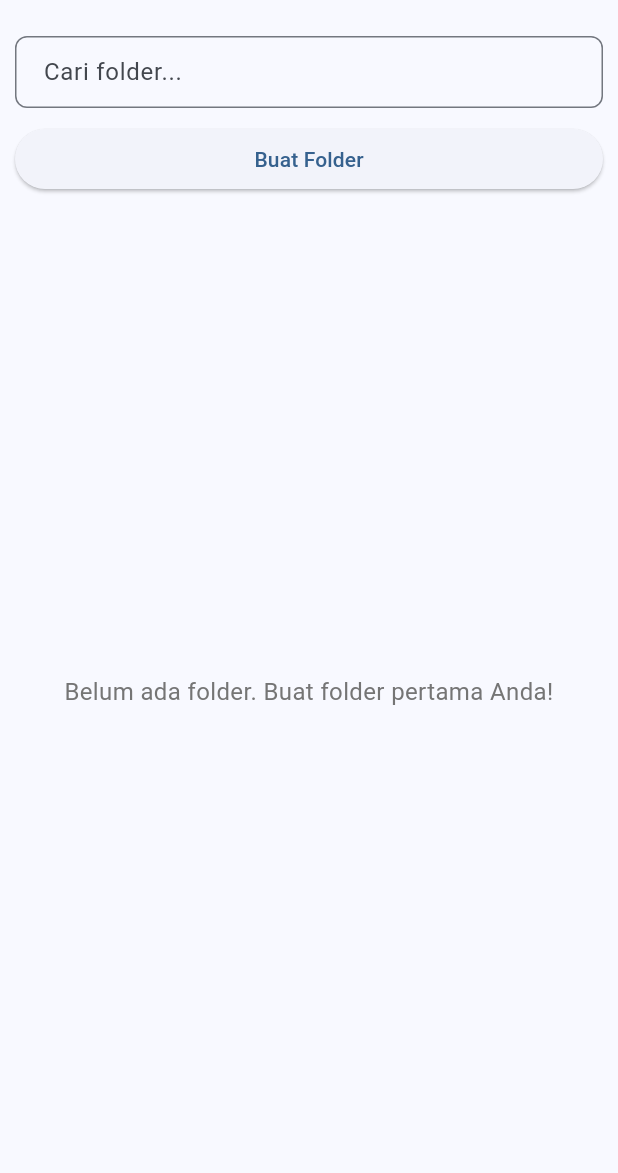
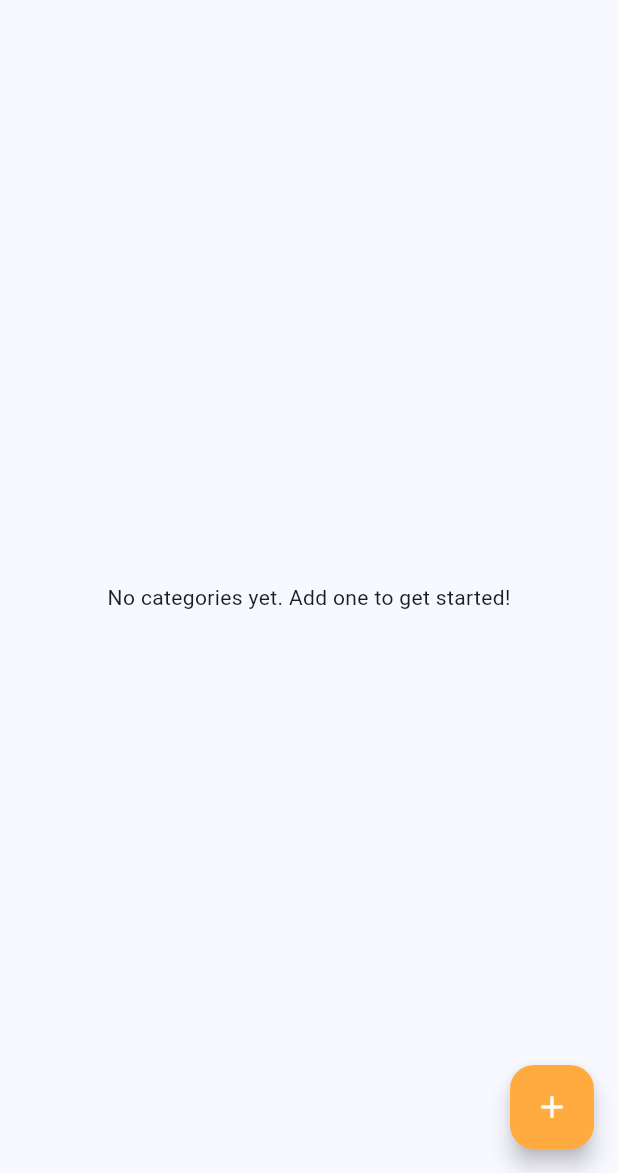
Before and after one commit to novilfahlevy/notelance, a Flutter app: the screen it shows after launch, on a phone screen of 412 x 824 dp, the part 63-1236 px from its top. Run offline on Flutter 3.47's test engine with Material 3 defaults, Android fonts, the phone set to English and light mode, and no system bars; our stand-ins replace logger, sqflite, sqflite_common_ffi; accounts and stored records are empty.

Commit message:
mengganti folders ke tab

```diff
--- a/lib/add_folder_dialog.dart
+++ b/lib/add_category_dialog.dart
@@ -1,25 +1,25 @@
 import 'package:flutter/material.dart';
-import 'package:notelance/models/folder.dart';
+import 'package:notelance/models/category.dart';
 import 'package:notelance/sqllite.dart';
 import 'package:logger/logger.dart';
 import 'package:sqflite/sqflite.dart';
 
 var logger = Logger();
 
-class AddFolderDialog extends StatefulWidget {
-  const AddFolderDialog({ super.key, required this.onAdded });
+class AddCategoryDialog extends StatefulWidget {
+  const AddCategoryDialog({ super.key, required this.onAdded });
 
-  final Function(Folder folder) onAdded;
+  final Function(Category category) onAdded;
 
   @override
-  State<AddFolderDialog> createState() => _AddFolderDialogState();
+  State<AddCategoryDialog> createState() => _AddCategoryDialogState();
 }
 
-class _AddFolderDialogState extends State<AddFolderDialog> {
+class _AddCategoryDialogState extends State<AddCategoryDialog> {
   final TextEditingController _folderNameController = TextEditingController();
   bool _isLoading = false;
 
-  Future<void> _addFolder(String folderName) async {
+  Future<void> _addCategory(String folderName) async {
     if (database == null || folderName.trim().isEmpty) return;
 
     setState(() {
@@ -28,23 +28,23 @@ class _AddFolderDialogState extends State<AddFolderDialog> {
 
     try {
       final int id = await database!.insert(
-        'Folders',
+        'Categories',
         { 'name': folderName.trim() },
         conflictAlgorithm: ConflictAlgorithm.replace,
       );
 
-      final newFolder = Folder(id: id, name: folderName.trim());
-      widget.onAdded(newFolder);
+      final newCategory = Category(id: id, name: folderName.trim());
+      widget.onAdded(newCategory);
 
-      logger.d('Folder added successfully: ${newFolder.toString()}');
+      logger.d('Category added successfully: ${newCategory.toString()}');
     } catch (e) {
-      logger.e('Error adding folder: ${e.toString()}');
+      logger.e('Error adding category: ${e.toString()}');
 
       // Show error snackbar
       if (mounted) {
         ScaffoldMessenger.of(context).showSnackBar(
           SnackBar(
-            content: Text('Gagal menambahkan folder: ${e.toString()}'),
+            content: Text('Gagal menambahkan category: ${e.toString()}'),
             backgroundColor: Colors.red,
           ),
         );
@@ -74,15 +74,14 @@ class _AddFolderDialogState extends State<AddFolderDialog> {
             controller: _folderNameController,
             decoration: InputDecoration(
               floatingLabelBehavior: FloatingLabelBehavior.always,
-              labelText: 'Nama folder',
-              hintText: 'Masukkan nama folder',
+              labelText: 'Nama kategori',
               enabled: !_isLoading,
             ),
             autofocus: true,
             textCapitalization: TextCapitalization.words,
             onSubmitted: (value) async {
               if (value.trim().isNotEmpty && !_isLoading) {
-                await _addFolder(value);
+                await _addCategory(value);
                 if (mounted) Navigator.pop(context);
               }
             },
@@ -102,7 +101,7 @@ class _AddFolderDialogState extends State<AddFolderDialog> {
                 child: ElevatedButton(
                   onPressed: _isLoading ? null : () async {
                     if (_folderNameController.text.trim().isNotEmpty) {
-                      await _addFolder(_folderNameController.text);
+                      await _addCategory(_folderNameController.text);
                       if (mounted) Navigator.pop(context);
                     }
                   },
--- a/lib/main.dart
+++ b/lib/main.dart
@@ -1,14 +1,32 @@
 import 'package:flutter/material.dart';
-import 'package:notelance/add_folder_dialog.dart';
-import 'package:notelance/models/folder.dart';
+import 'package:notelance/add_category_dialog.dart';
+import 'package:notelance/models/category.dart';
+import 'package:notelance/notes_page.dart';
 import 'package:notelance/sqllite.dart';
 import 'package:logger/logger.dart';
 
 var logger = Logger();
 
 void main() async {
+  WidgetsFlutterBinding.ensureInitialized();
   await loadSQLite();
-  runApp(const Notelance());
+  runApp(const NotelanceApp());
+}
+
+class NotelanceApp extends StatelessWidget {
+  const NotelanceApp({super.key});
+
+  @override
+  Widget build(BuildContext context) {
+    return MaterialApp(
+      title: 'Notelance',
+      theme: ThemeData(
+        colorScheme: ColorScheme.fromSeed(seedColor: Colors.blue),
+        useMaterial3: true,
+      ),
+      home: const Notelance(),
+    );
+  }
 }
 
 class Notelance extends StatefulWidget {
@@ -22,50 +40,40 @@ class _NotelanceState extends State<Notelance> {
   @override
   void initState() {
     super.initState();
-    _loadFolders();
-
-    _searchController.addListener(() => _queryFolders());
+    _loadCategories();
   }
 
   final TextEditingController _searchController = TextEditingController();
 
-  List<Folder> _folders = [];
-  List<Folder> _queriedFolders = [];
+  List<Category> _categories = [];
 
-  void _queryFolders() {
-    setState(() {
-      _queriedFolders = _folders
-          .where((folder) => folder.name.toLowerCase().contains(_searchController.text.toLowerCase()))
-          .toList();
-    });
-  }
-
-  // Load folders from database
-  Future<void> _loadFolders() async {
+  // Load categories from database
+  Future<void> _loadCategories() async {
     if (database == null) return;
 
     try {
-      final List<Map<String, dynamic>> foldersFromDb = await database!.query('Folders');
+      final List<Map<String, dynamic>> categoriesFromDb = await database!.query(
+        'Categories',
+      );
       setState(() {
-        _folders = foldersFromDb
-            .map((folderJson) => Folder.fromJson(folderJson))
+        _categories = categoriesFromDb
+            .map((folderJson) => Category.fromJson(folderJson))
             .toList();
-
-        _queriedFolders = List.from(_folders);
       });
     } catch (e) {
       logger.e(e.toString());
     }
   }
 
-  void _showAddFolderDialog(BuildContext context) async {
+  void _showAddCategoryDialog(BuildContext context) async {
     await showDialog(
       context: context,
       builder: (context) {
-        return AddFolderDialog(
-          onAdded: (folder) {
-            setState(() => _folders.add(folder));
-            _queryFolders();
+        return AddCategoryDialog(
+          onAdded: (category) {
+            setState(() {
+              _categories.add(category);
+            });
           },
         );
       },
@@ -80,112 +88,44 @@ class _NotelanceState extends State<Notelance> {
 
   @override
   Widget build(BuildContext context) {
-    return MaterialApp(
-      title: 'Notelance',
-      theme: ThemeData(
-        colorScheme: ColorScheme.fromSeed(seedColor: Colors.blue),
-        useMaterial3: true,
-      ),
-      home: Scaffold(
-        appBar: AppBar(title: const Text('Notelance')),
-        body: Column(
-          children: [
-            Padding(
-              padding: const EdgeInsets.all(10),
-              child: TextField(
-                controller: _searchController,
-                decoration: InputDecoration(
-                  contentPadding: EdgeInsets.only(left: 15, right: 15),
-                  floatingLabelBehavior: FloatingLabelBehavior.never,
-                  hintText: 'Cari folder...',
-                  border: OutlineInputBorder(
-                    borderRadius: BorderRadius.circular(8),
-                  ),
+    return _categories.isEmpty
+        ? Scaffold(
+            appBar: AppBar(title: const Text('Notelance')),
+            body: const Center(
+              child: Text('No categories yet. Add one to get started!'),
+            ),
+            floatingActionButton: FloatingActionButton(
+              onPressed: () => _showAddCategoryDialog(context),
+              foregroundColor: Colors.white,
+              backgroundColor: Colors.orangeAccent,
+              child: const Icon(Icons.add),
+            ),
+          )
+        : DefaultTabController(
+            length: _categories.length,
+            child: Scaffold(
+              appBar: AppBar(
+                title: const Text('Notelance'),
+                bottom: TabBar(
+                  isScrollable: true,
+                  tabAlignment: TabAlignment.start,
+                  tabs: _categories
+                      .map((category) => Tab(text: category.name))
+                      .toList(),
                 ),
               ),
-            ),
-            SizedBox(
-              width: double.infinity,
-              child: Padding(
-                padding: const EdgeInsets.symmetric(horizontal: 10),
-                child: Builder(
-                    builder: (context) {
-                      return ElevatedButton(
-                        onPressed: () => _showAddFolderDialog(context),
-                        child: Text('Buat Folder'),
-                      );
-                    }
-                ),
+              body: TabBarView(
+                children: _categories
+                    .map((category) => NotesPage(category: category))
+                    .toList(),
+              ),
+              floatingActionButton: FloatingActionButton(
+                onPressed: () => _showAddCategoryDialog(context),
+                foregroundColor: Colors.white,
+                backgroundColor: Colors.orangeAccent,
+                child: const Icon(Icons.add),
               ),
             ),
-            SizedBox(height: 10),
-            Expanded(
-              child: _queriedFolders.isEmpty
-                  ? Center(
-                child: Text(
-                  _folders.isEmpty
-                      ? 'Belum ada folder. Buat folder pertama Anda!'
-                      : 'Tidak ada folder yang cocok dengan pencarian.',
-                  style: TextStyle(
-                    fontSize: 16,
-                    color: Colors.grey[600],
-                  ),
-                  textAlign: TextAlign.center,
-                ),
-              )
-                  : GridView.builder(
-                padding: const EdgeInsets.all(12),
-                gridDelegate: const SliverGridDelegateWithFixedCrossAxisCount(
-                  crossAxisCount: 2,
-                  crossAxisSpacing: 12,
-                  mainAxisSpacing: 12,
-                  childAspectRatio: 3 / 2,
-                ),
-                itemCount: _queriedFolders.length,
-                itemBuilder: (context, index) {
-                  final folder = _queriedFolders[index];
-                  return Card(
-                    shape: RoundedRectangleBorder(
-                      borderRadius: BorderRadius.circular(12),
-                    ),
-                    child: InkWell(
-                      borderRadius: BorderRadius.circular(12),
-                      onTap: () {
-                        // Handle folder tap
-                        print('Tapped folder: ${folder.name} (ID: ${folder.id})');
-                      },
-                      child: Padding(
-                        padding: const EdgeInsets.all(12),
-                        child: Column(
-                          mainAxisAlignment: MainAxisAlignment.center,
-                          children: [
-                            Icon(
-                              Icons.folder,
-                              size: 48,
-                              color: Theme.of(context).primaryColor,
-                            ),
-                            SizedBox(height: 8),
-                            Text(
-                              folder.name,
-                              style: TextStyle(
-                                fontSize: 16,
-                                fontWeight: FontWeight.w500,
-                              ),
-                              textAlign: TextAlign.center,
-                              maxLines: 2,
-                              overflow: TextOverflow.ellipsis,
-                            ),
-                          ],
-                        ),
-                      ),
-                    ),
-                  );
-                },
-              ),
-            ),
-          ],
-        ),
-      ),
-    );
+          );
   }
 }
--- /dev/null
+++ b/lib/models/category.dart
@@ -0,0 +1,28 @@
+class Category {
+  final int id;
+  final String name;
+
+  Category({
+    required this.id,
+    required this.name,
+  });
+
+  factory Category.fromJson(Map<String, dynamic> json) {
+    return Category(
+      id: json['id'] as int,
+      name: json['name'] as String,
+    );
+  }
+
+  Map<String, dynamic> toJson() {
+    return {
+      'id': id,
+      'name': name,
+    };
+  }
+
+  @override
+  String toString() {
+    return 'Category{id: $id, name: $name}';
+  }
+}
--- a/lib/models/folder.dart
+++ /dev/null
@@ -1,48 +0,0 @@
-class Folder {
-  int id;
-  String name;
-
-  Folder({
-    required this.id,
-    required this.name,
-  });
-
-  factory Folder.fromJson(Map<String, dynamic> json) => Folder(
-    id: json["id"],
-    name: json["name"],
-  );
-
-  Map<String, dynamic> toJson() => {
-    "id": id,
-    "name": name,
-  };
-
-  // Override toString for better debugging
-  @override
-  String toString() {
-    return 'Folder{id: $id, name: $name}';
-  }
-
-  // Override equality operators for better comparison
-  @override
-  bool operator ==(Object other) =>
-      identical(this, other) ||
-          other is Folder &&
-              runtimeType == other.runtimeType &&
-              id == other.id &&
-              name == other.name;
-
-  @override
-  int get hashCode => id.hashCode ^ name.hashCode;
-
-  // Helper method to create a copy with updated values
-  Folder copyWith({
-    int? id,
-    String? name,
-  }) {
-    return Folder(
-      id: id ?? this.id,
-      name: name ?? this.name,
-    );
-  }
-}
```
Also changed, not shown: lib/notes_page.dart (added, +58 -0 lines), lib/sqllite.dart (+62 -4 lines), 3 other files.
